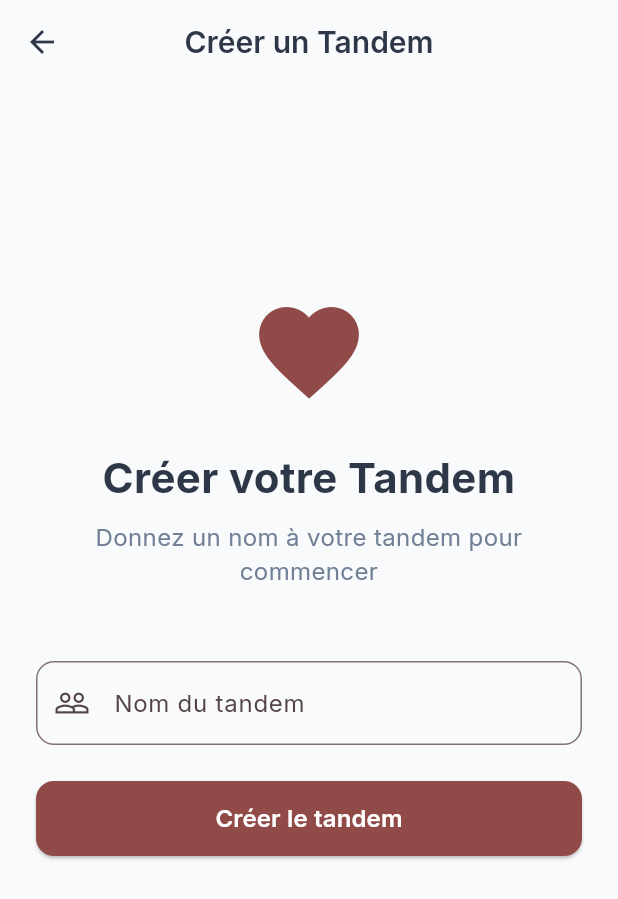
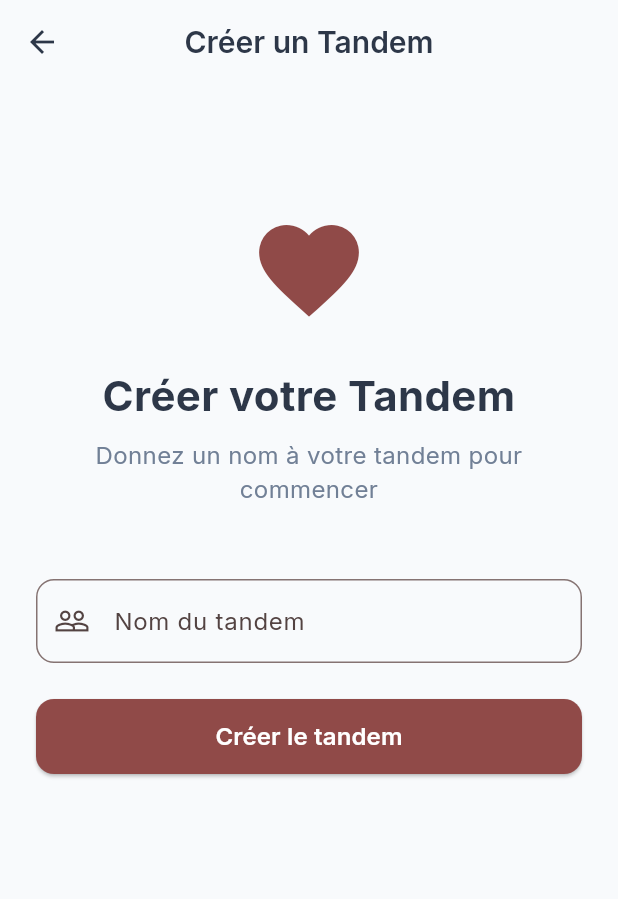
Before and after one commit to hugo9464/tandem-flutter, a Flutter app: the screen it shows once a user with an empty profile is signed in, after a tap on "Créer un tandem", on a phone screen of 412 x 824 dp. Shown: the top 899 px of the screen. Run offline on Flutter 3.47's test engine with Material 3 defaults, Android fonts, the phone set to English and light mode, and no system bars; our stand-ins replace google_fonts, shared_preferences, supabase_flutter, webview_flutter; accounts and stored records are empty.

Commit message:
Améliorer la gestion du clavier pour tous les formulaires
- Ajouter SingleChildScrollView aux écrans de formulaires
- Corriger login_screen.dart, create_tandem_screen.dart, join_tandem_screen.dart
- Remplacer Spacer par SizedBox pour éviter les conflits de layout
- Documenter les bonnes pratiques dans CLAUDE.md

🤖 Generated with [Claude Code](https://claude.ai/code)

Co-Authored-By: Claude <noreply@anthropic.com>

```diff
--- a/lib/screens/auth/login_screen.dart
+++ b/lib/screens/auth/login_screen.dart
@@ -56,13 +56,14 @@ class _LoginScreenState extends State<LoginScreen> {
   Widget build(BuildContext context) {
     return Scaffold(
       body: SafeArea(
+        child: SingleChildScrollView(
           child: Padding(
             padding: const EdgeInsets.all(24.0),
             child: Column(
               mainAxisAlignment: MainAxisAlignment.center,
               crossAxisAlignment: CrossAxisAlignment.stretch,
               children: [
-              const Spacer(),
+                const SizedBox(height: 60),
 
                 // Logo et titre
                 Column(
@@ -221,8 +222,9 @@ class _LoginScreenState extends State<LoginScreen> {
                   ],
                 ),
 
-              const Spacer(),
+                const SizedBox(height: 60),
               ],
+            ),
           ),
         ),
       ),
--- a/lib/screens/auth/signup_screen.dart
+++ b/lib/screens/auth/signup_screen.dart
@@ -73,13 +73,14 @@ class _SignUpScreenState extends State<SignUpScreen> {
         elevation: 0,
       ),
       body: SafeArea(
+        child: SingleChildScrollView(
           child: Padding(
             padding: const EdgeInsets.all(24.0),
             child: Column(
               mainAxisAlignment: MainAxisAlignment.center,
               crossAxisAlignment: CrossAxisAlignment.stretch,
               children: [
-              const Spacer(),
+                const SizedBox(height: 40),
 
                 // Titre
                 Column(
@@ -254,8 +255,9 @@ class _SignUpScreenState extends State<SignUpScreen> {
                   ],
                 ),
 
-              const Spacer(),
+                const SizedBox(height: 40),
               ],
+            ),
           ),
         ),
       ),
--- a/lib/screens/tandem/create_tandem_screen.dart
+++ b/lib/screens/tandem/create_tandem_screen.dart
@@ -73,11 +73,13 @@ class _CreateTandemScreenState extends State<CreateTandemScreen> {
         elevation: 0,
       ),
       body: SafeArea(
-        child: Padding(
-          padding: const EdgeInsets.all(24.0),
-          child: _createdTandem == null
-              ? _buildCreateForm()
-              : _buildSuccessView(),
+        child: SingleChildScrollView(
+          child: Padding(
+            padding: const EdgeInsets.all(24.0),
+            child: _createdTandem == null
+                ? _buildCreateForm()
+                : _buildSuccessView(),
+          ),
         ),
       ),
     );
@@ -88,7 +90,7 @@ class _CreateTandemScreenState extends State<CreateTandemScreen> {
       mainAxisAlignment: MainAxisAlignment.center,
       crossAxisAlignment: CrossAxisAlignment.stretch,
       children: [
-        const Spacer(),
+        const SizedBox(height: 60),
 
         Icon(
           Icons.favorite,
@@ -177,7 +179,7 @@ class _CreateTandemScreenState extends State<CreateTandemScreen> {
           ),
         ),
 
-        const Spacer(flex: 2),
+        const SizedBox(height: 120),
       ],
     );
   }
@@ -187,7 +189,7 @@ class _CreateTandemScreenState extends State<CreateTandemScreen> {
       mainAxisAlignment: MainAxisAlignment.center,
       crossAxisAlignment: CrossAxisAlignment.stretch,
       children: [
-        const Spacer(),
+        const SizedBox(height: 60),
 
         Container(
           width: 80,
@@ -302,7 +304,7 @@ class _CreateTandemScreenState extends State<CreateTandemScreen> {
           ),
         ),
 
-        const Spacer(flex: 2),
+        const SizedBox(height: 120),
       ],
     );
   }
```
Also changed, not shown: lib/screens/tandem/join_tandem_screen.dart (+9 -7 lines), 1 other file. Lines whose indentation alone changed are shown as unchanged.
